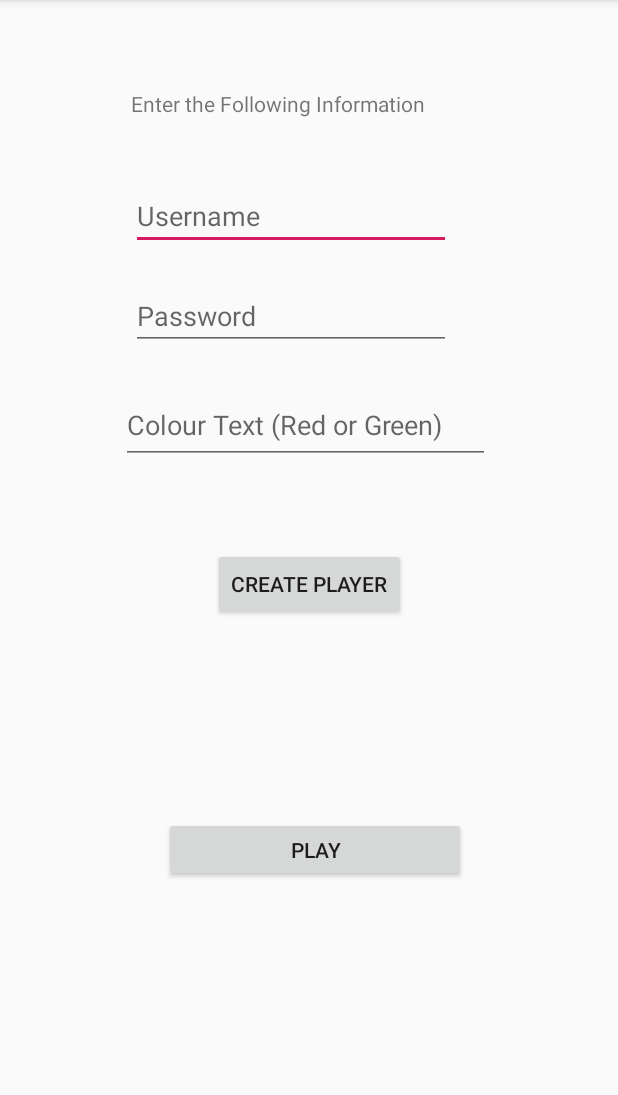
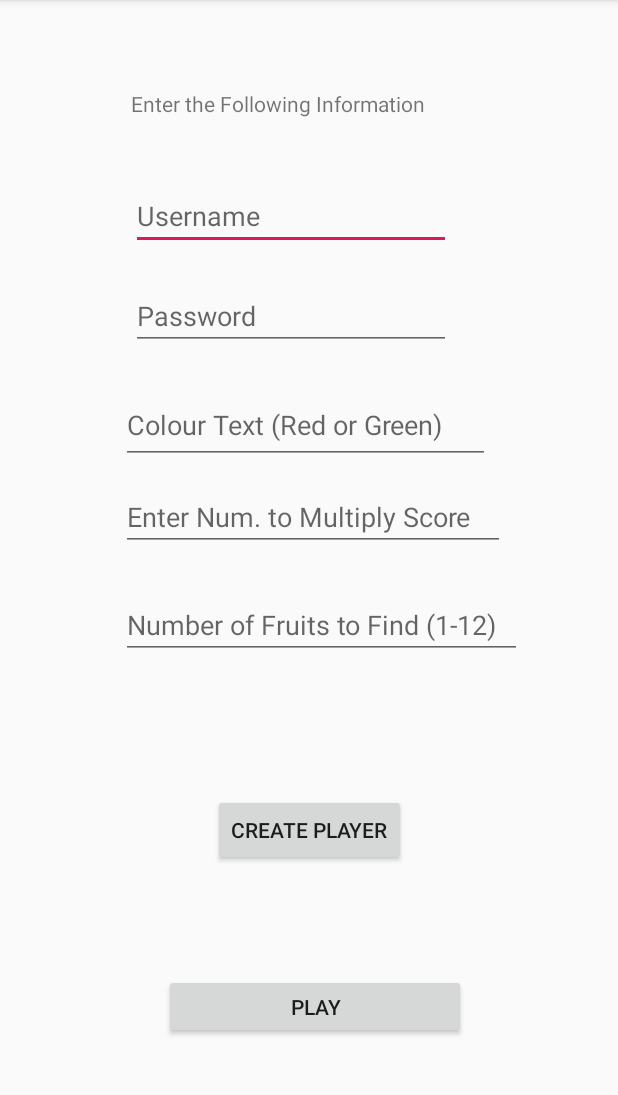
Before and after one commit to TonyL-dev/AndroidGame, an Android app: the screen it shows after launch (MainActivity), after a tap on "CREATE PLAYER", on a phone screen of 412 x 824 dp, the part 84-1179 px from its top. Run offline under Robolectric (Android 15) with nearby library versions, the phone set to English and light mode, and no system bars.

Commit message:
Try again

```diff
--- a/phase1/Game/app/src/main/java/com/example/game/MainActivity.java
+++ b/phase1/Game/app/src/main/java/com/example/game/MainActivity.java
@@ -3,6 +3,7 @@ package com.example.game;
 import androidx.appcompat.app.AppCompatActivity;
 
 import android.content.Intent;
+import android.content.SharedPreferences;
 import android.os.Bundle;
 import android.view.View;
 import android.widget.EditText;
@@ -10,11 +11,13 @@ import android.widget.Button;
 
 public class MainActivity extends AppCompatActivity {
 
-  String username, password, colour;
+  String username, password, colour, multiplier, numberOfFruits;
 
   EditText userNameInput;
   EditText passwordInput;
   EditText colourInput;
+  EditText scoreMultiplier;
+  EditText numFruits;
 
   Button submitButton;
 
@@ -28,18 +31,25 @@ public class MainActivity extends AppCompatActivity {
     userNameInput = (EditText) findViewById(R.id.userNameInput);
     passwordInput = (EditText) findViewById(R.id.passwordInput);
     colourInput = (EditText) findViewById(R.id.colourInput);
+    scoreMultiplier = (EditText) findViewById(R.id.scoreMultiply);
+    numFruits = (EditText) findViewById(R.id.numFruits);
 
     submitButton = (Button) findViewById(R.id.button);
+
   }
 
   public void createPlayer(View view) {
     username = userNameInput.getText().toString();
     password = passwordInput.getText().toString();
     colour = colourInput.getText().toString();
-    newPlayer = new Player(username, password, colour);
+    multiplier = scoreMultiplier.getText().toString();
+    numberOfFruits = numFruits.getText().toString();
+    newPlayer = new Player(username, password, colour, multiplier, numberOfFruits);
     ((EditText) findViewById(R.id.userNameInput)).setText("");
     ((EditText) findViewById(R.id.passwordInput)).setText("");
     ((EditText) findViewById(R.id.colourInput)).setText("");
+    ((EditText) findViewById(R.id.scoreMultiply)).setText("");
+    ((EditText) findViewById(R.id.numFruits)).setText("");
   }
 
   public void playPictureGame(View view){
--- a/phase1/Game/app/src/main/java/com/example/game/PictureGameActivity.java
+++ b/phase1/Game/app/src/main/java/com/example/game/PictureGameActivity.java
@@ -12,7 +12,7 @@ import java.text.DecimalFormat;
 public class PictureGameActivity extends AppCompatActivity {
 
     private PictureGame pictureGame;
-    TextView textView;
+    TextView textView, textView2;
 
     //player
     private Player newPlayer;
@@ -31,8 +31,14 @@ public class PictureGameActivity extends AppCompatActivity {
         newPlayer = (Player) bundle.getSerializable("player");
 
         pictureGame = new PictureGame(newPlayer);
+        textView2 = findViewById(R.id.textView2);
         textView = findViewById(R.id.listOfFruits);
         textView.setText(pictureGame.fruitsToFind());
+        if (newPlayer.getColour()!=0) {
+            textView.setTextColor(newPlayer.getColour());
+            textView2.setTextColor(newPlayer.getColour());
+        }
+
     }
 
     public void imageClick(View view) {
--- a/phase1/Game/app/src/main/java/com/example/game/Player.java
+++ b/phase1/Game/app/src/main/java/com/example/game/Player.java
@@ -18,14 +18,29 @@ public class Player implements Serializable {
 
     private int colour=0;
 
+    private int multiplier;
+
+    private int numFruits;
+
     public Player() {
         this.name = "Default";
         this.password = "1234";
     }
 
-    public Player(String username, String password, String colour) {
+    public Player(String username, String password, String colour, String multiplier,
+                  String numFruits) {
         this.name = username;
         this.password = password;
+        if (multiplier.equals(""))
+            this.multiplier=1;
+        else
+            this.multiplier = Integer.parseInt(multiplier);
+        if (numFruits.equals(""))
+            this.numFruits=0;
+        else if (Integer.parseInt(numFruits)<0)
+            this.numFruits=0;
+        else
+            this.numFruits = Integer.parseInt(numFruits);
 
         if (colour.equalsIgnoreCase("green"))
             this.colour = 0xFF00FF00;
@@ -47,6 +62,18 @@ public class Player implements Serializable {
         return this.points;
     }
 
+    public int getColour() {
+        return this.colour;
+    }
+
+    public int getMultiplier() {
+        return this.multiplier;
+    }
+
+    public int getNumFruits() {
+        return this.numFruits;
+    }
+
     public double getTime(int gameNum) {
         return this.time.get(gameNum - 1);
     }
@@ -60,15 +87,15 @@ public class Player implements Serializable {
     }
 
     public void addPoints() {
-        this.points += 100;
+        this.points += this.multiplier;
     }
 
     public void addPoints(int newPoints) {
-        this.points += newPoints;
+        this.points += newPoints*this.multiplier;
     }
 
     public void subtractPoints() {
-        this.points -= 100;
+        this.points -= this.multiplier;
     }
 
     public void addTime(double additionalTime) {
--- a/phase1/Game/app/src/main/java/com/example/game/SudokuGame.java
+++ b/phase1/Game/app/src/main/java/com/example/game/SudokuGame.java
@@ -45,7 +45,7 @@ public class SudokuGame {
 //        //x is the column of the input,y is the row of the input.
 //        //!!!gameboard is a changing variable derived from the modifying funciotn.
 //
-////    }
+//    }
 //
 //    public boolean check_3x3_availability(int a, int x, int y, int[][] gameboard){
 //        //To check whether a user input is possible.
--- a/phase1/Game/app/src/main/res/layout/activity_main.xml
+++ b/phase1/Game/app/src/main/res/layout/activity_main.xml
@@ -59,21 +59,23 @@
         android:layout_width="201dp"
         android:layout_height="43dp"
         android:layout_marginStart="56dp"
+        android:layout_marginTop="54dp"
         android:layout_marginEnd="101dp"
-        android:layout_marginBottom="180dp"
+        android:layout_marginBottom="57dp"
         android:onClick="playPictureGame"
         android:text="@string/play_picture_game"
         app:layout_constraintBottom_toBottomOf="parent"
         app:layout_constraintEnd_toEndOf="parent"
         app:layout_constraintHorizontal_bias="1.0"
-        app:layout_constraintStart_toStartOf="parent" />
+        app:layout_constraintStart_toStartOf="parent"
+        app:layout_constraintTop_toBottomOf="@+id/button2" />
 
     <Button
         android:id="@+id/button2"
         android:layout_width="wrap_content"
         android:layout_height="wrap_content"
         android:layout_marginStart="128dp"
-        android:layout_marginTop="132dp"
+        android:layout_marginTop="296dp"
         android:layout_marginEnd="134dp"
         android:onClick="createPlayer"
         android:text="Create Player"
@@ -82,4 +84,34 @@
         app:layout_constraintStart_toStartOf="parent"
         app:layout_constraintTop_toBottomOf="@+id/passwordInput" />
 
+    <EditText
+        android:id="@+id/scoreMultiply"
+        android:layout_width="256dp"
+        android:layout_height="44dp"
+        android:layout_marginStart="80dp"
+        android:layout_marginTop="14dp"
+        android:layout_marginEnd="75dp"
+        android:ems="10"
+        android:hint="Enter Num. to Multiply Score"
+        android:inputType="textPersonName"
+        app:layout_constraintEnd_toEndOf="parent"
+        app:layout_constraintStart_toStartOf="parent"
+        app:layout_constraintTop_toBottomOf="@+id/colourInput" />
+
+    <EditText
+        android:id="@+id/numFruits"
+        android:layout_width="267dp"
+        android:layout_height="45dp"
+        android:layout_marginStart="80dp"
+        android:layout_marginTop="27dp"
+        android:layout_marginEnd="64dp"
+        android:layout_marginBottom="91dp"
+        android:ems="10"
+        android:hint="Number of Fruits to Find (1-12)"
+        android:inputType="textPersonName"
+        app:layout_constraintBottom_toTopOf="@+id/button2"
+        app:layout_constraintEnd_toEndOf="parent"
+        app:layout_constraintStart_toStartOf="parent"
+        app:layout_constraintTop_toBottomOf="@+id/scoreMultiply" />
+
 </androidx.constraintlayout.widget.ConstraintLayout>
```
